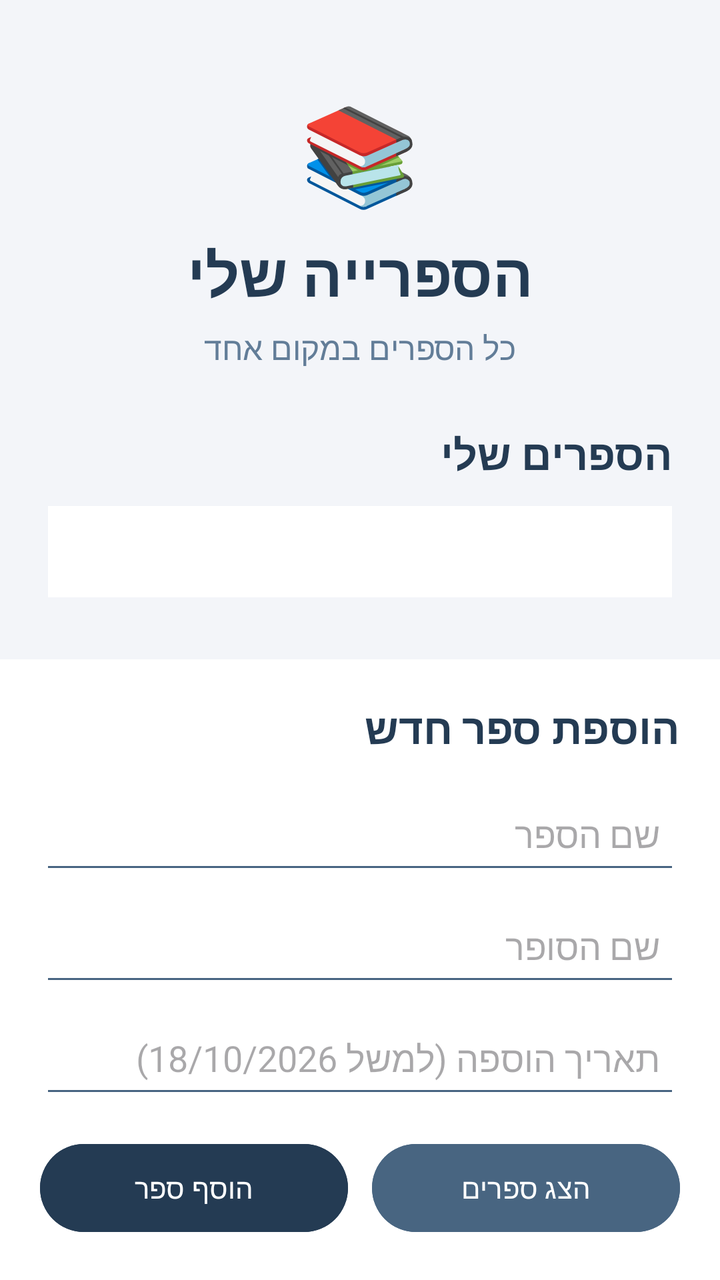
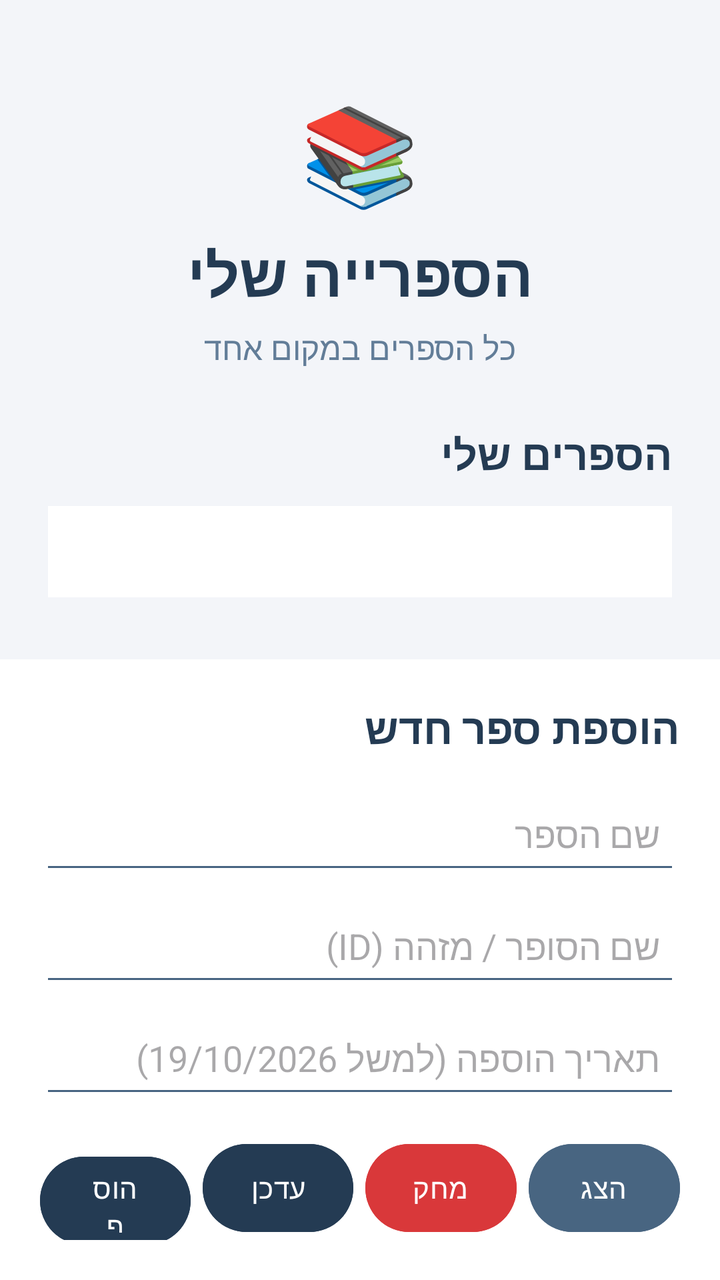

Before-and-after screenshots of an Android layout around one commit, followed by the original layout XML and the change that was made.
<!-- AndroidManifest.xml: application theme Theme.AdamProject20277 -->
<!-- res/layout/activity_main.xml -->
<?xml version="1.0" encoding="utf-8"?>
<androidx.constraintlayout.widget.ConstraintLayout
    xmlns:android="http://schemas.android.com/apk/res/android"
    xmlns:app="http://schemas.android.com/apk/res-auto"
    android:id="@+id/main"
    android:layout_width="match_parent"
    android:layout_height="match_parent"
    android:background="#F3F5F9">

    <ScrollView
        android:layout_width="match_parent"
        android:layout_height="0dp"
        android:fillViewport="true"
        app:layout_constraintTop_toTopOf="parent"
        app:layout_constraintBottom_toTopOf="@id/bottomlayout">

        <LinearLayout
            android:layout_width="match_parent"
            android:layout_height="wrap_content"
            android:orientation="vertical"
            android:padding="24dp"
            android:gravity="center_horizontal">

            <TextView
                android:layout_width="wrap_content"
                android:layout_height="wrap_content"
                android:layout_marginTop="20dp"
                android:text="📚"
                android:textSize="48sp" />

            <TextView
                android:layout_width="wrap_content"
                android:layout_height="wrap_content"
                android:layout_marginTop="8dp"
                android:text="הספרייה שלי"
                android:textColor="#243B53"
                android:textSize="30sp"
                android:textStyle="bold" />

            <TextView
                android:layout_width="wrap_content"
                android:layout_height="wrap_content"
                android:layout_marginTop="6dp"
                android:text="כל הספרים במקום אחד"
                android:textColor="#627D98"
                android:textSize="16sp" />

            <TextView
                android:layout_width="match_parent"
                android:layout_height="wrap_content"
                android:layout_marginTop="28dp"
                android:text="הספרים שלי"
                android:textColor="#243B53"
                android:textSize="21sp"
                android:textStyle="bold"
                android:gravity="right" />

            <TextView
                android:id="@+id/tvcontent"
                android:layout_width="match_parent"
                android:layout_height="wrap_content"
                android:layout_marginTop="12dp"
                android:padding="12dp"
                android:background="#FFFFFF"
                android:textColor="#334E68"
                android:textSize="16sp"
                android:textDirection="rtl"
                android:gravity="right" />

        </LinearLayout>
    </ScrollView>

    <LinearLayout
        android:id="@+id/bottomlayout"
        android:layout_width="match_parent"
        android:layout_height="wrap_content"
        android:orientation="vertical"
        android:padding="20dp"
        android:background="#FFFFFF"
        android:gravity="center"
        app:layout_constraintBottom_toBottomOf="parent">

        <TextView
            android:layout_width="match_parent"
            android:layout_height="wrap_content"
            android:text="הוספת ספר חדש"
            android:textColor="#243B53"
            android:textSize="21sp"
            android:textStyle="bold"
            android:gravity="right"
            android:layout_marginBottom="8dp" />

        <EditText
            android:id="@+id/bookName"
            android:layout_width="match_parent"
            android:layout_height="50dp"
            android:layout_marginTop="6dp"
            android:padding="10dp"
            android:backgroundTint="#486581"
            android:gravity="right|center_vertical"
            android:hint="שם הספר"
            android:inputType="text"
            android:singleLine="true" />

        <EditText
            android:id="@+id/author"
            android:layout_width="match_parent"
            android:layout_height="50dp"
            android:layout_marginTop="6dp"
            android:padding="10dp"
            android:backgroundTint="#486581"
            android:gravity="right|center_vertical"
            android:hint="שם הסופר"
            android:inputType="text"
            android:singleLine="true" />

        <EditText
            android:id="@+id/dateAdded"
            android:layout_width="match_parent"
            android:layout_height="50dp"
            android:layout_marginTop="6dp"
            android:padding="10dp"
            android:backgroundTint="#486581"
            android:gravity="right|center_vertical"
            android:hint="תאריך הוספה (למשל 18/10/2026)"
            android:inputType="text"
            android:singleLine="true" />

        <LinearLayout
            android:layout_width="match_parent"
            android:layout_height="wrap_content"
            android:layout_marginTop="14dp"
            android:orientation="horizontal">

            <Button
                android:id="@+id/btnInsert"
                android:layout_width="0dp"
                android:layout_height="52dp"
                android:layout_weight="1"
                android:layout_marginEnd="6dp"
                android:text="הוסף ספר"
                android:textColor="#FFFFFF"
                android:backgroundTint="#243B53" />

            <Button
                android:id="@+id/btnSelect"
                android:layout_width="0dp"
                android:layout_height="52dp"
                android:layout_weight="1"
                android:layout_marginStart="6dp"
                android:text="הצג ספרים"
                android:textColor="#FFFFFF"
                android:backgroundTint="#486581" />

        </LinearLayout>

    </LinearLayout>

</androidx.constraintlayout.widget.ConstraintLayout>
<!-- resources referenced by this layout -->
<resources>
  <style name="Theme.AdamProject20277" parent="Base.Theme.AdamProject20277" />
  <style name="Base.Theme.AdamProject20277" parent="Theme.Material3.DayNight.NoActionBar">
          
          
      </style>
</resources>

<!-- the commit's change to res/layout/activity_main.xml (unified diff, before → after) -->
@@ -110,7 +110,7 @@
             android:padding="10dp"
             android:backgroundTint="#486581"
             android:gravity="right|center_vertical"
-            android:hint="שם הסופר"
+            android:hint="שם הסופר / מזהה (ID)"
             android:inputType="text"
             android:singleLine="true" />
 
@@ -122,7 +122,7 @@
             android:padding="10dp"
             android:backgroundTint="#486581"
             android:gravity="right|center_vertical"
-            android:hint="תאריך הוספה (למשל 18/10/2026)"
+            android:hint="תאריך הוספה (למשל 19/10/2026)"
             android:inputType="text"
             android:singleLine="true" />
 
@@ -137,18 +137,40 @@
                 android:layout_width="0dp"
                 android:layout_height="52dp"
                 android:layout_weight="1"
-                android:layout_marginEnd="6dp"
-                android:text="הוסף ספר"
+                android:layout_marginEnd="3dp"
+                android:text="הוסף"
                 android:textColor="#FFFFFF"
                 android:backgroundTint="#243B53" />
+
+            <Button
+                android:id="@+id/btnUpdate"
+                android:layout_width="0dp"
+                android:layout_height="52dp"
+                android:layout_weight="1"
+                android:layout_marginStart="3dp"
+                android:layout_marginEnd="3dp"
+                android:text="עדכן"
+                android:textColor="#FFFFFF"
+                android:backgroundTint="#243B53" />
+
+            <Button
+                android:id="@+id/btnDelete"
+                android:layout_width="0dp"
+                android:layout_height="52dp"
+                android:layout_weight="1"
+                android:layout_marginStart="3dp"
+                android:layout_marginEnd="3dp"
+                android:text="מחק"
+                android:textColor="#FFFFFF"
+                android:backgroundTint="#D9383A" />
 
             <Button
                 android:id="@+id/btnSelect"
                 android:layout_width="0dp"
                 android:layout_height="52dp"
                 android:layout_weight="1"
-                android:layout_marginStart="6dp"
-                android:text="הצג ספרים"
+                android:layout_marginStart="3dp"
+                android:text="הצג"
                 android:textColor="#FFFFFF"
                 android:backgroundTint="#486581" />
 
